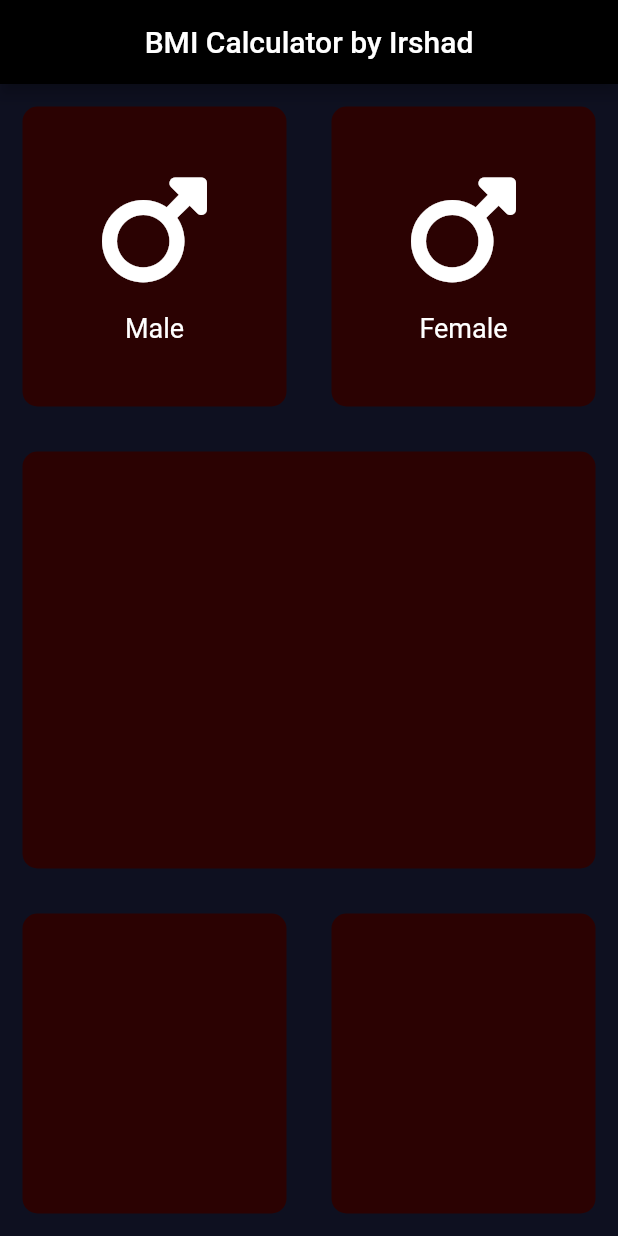
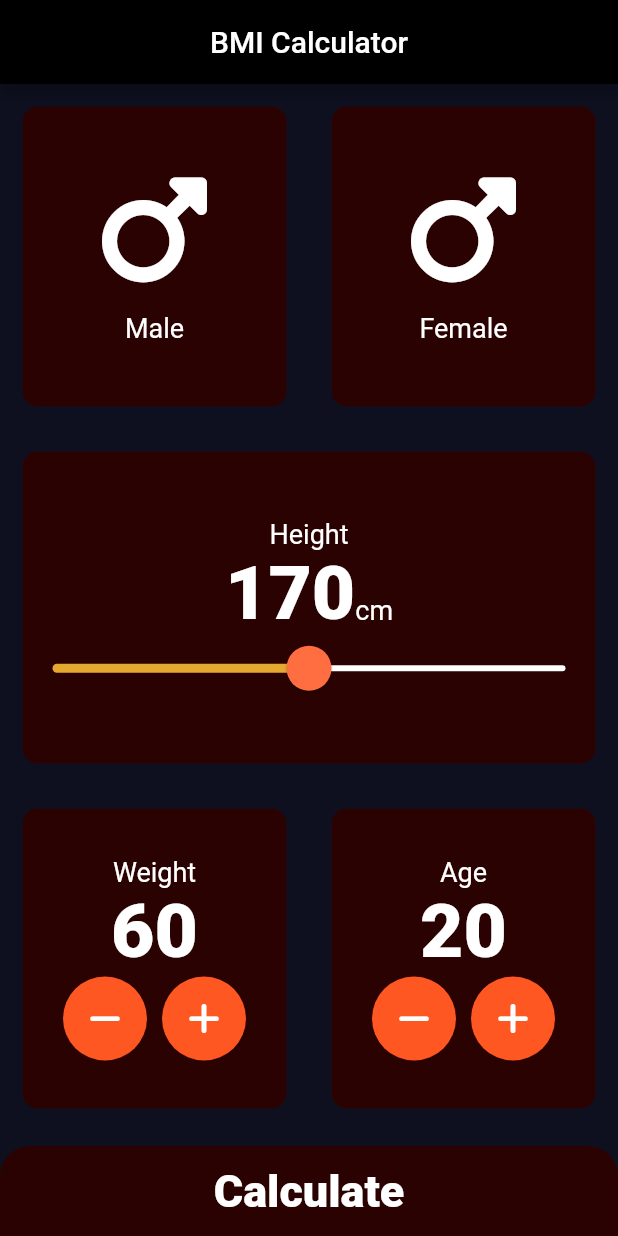
Before and after one commit to irshadahmadd/My-BMIC-App, a Flutter app: the screen it shows after launch, on a phone screen of 412 x 824 dp. Run offline on Flutter 3.47's test engine with Material 2 defaults, Android fonts, the phone set to English and light mode, and no system bars; our stand-ins replace font_awesome_flutter.

Commit message:
Finalized

```diff
--- /dev/null
+++ b/lib/calculator_brain.dart
@@ -0,0 +1,33 @@
+import 'dart:math';
+class CalculatorBrain{
+  CalculatorBrain({this.weight,this.height});
+ final int height;
+  final int weight;
+  String calculateBMI(){
+    _bmi=weight/pow(height/100, 2);
+    return _bmi.toStringAsFixed(1);
+  }
+  double _bmi;
+  String getResults(){
+    if(_bmi>=30) {
+      return "Obeous";
+    } else if(_bmi>=25) {
+      return "Over Weight";
+    } else if(_bmi>=22) {
+      return "Normal";
+    } else if(_bmi<=20){
+      return "Under Weight";
+    }
+  }
+  String getInterpretation(){
+    if(_bmi>=30) {
+      return "Your weight is too much high it can cause many diseases";
+    } else if(_bmi>=25) {
+      return "try to eat less and do exercise daily";
+    } else if(_bmi>=22) {
+      return "Good your weight is according to your age ";
+    } else if(_bmi<20){
+       return "Your weight is low try to eat more";
+    }
+  }
+}
--- /dev/null
+++ b/lib/canstants/canstants.dart
@@ -0,0 +1,13 @@
+import 'package:flutter/material.dart';
+
+const kactiveCardColor = Color(0xff2b0202);
+const kinactiveCardColor = Color(0xffe5a930);
+const labelTextStyle = TextStyle(color: Colors.white, fontSize: 18);
+const boltextstyle = TextStyle(fontSize: 50, fontWeight: FontWeight.w900);
+const kButtonColor=Colors.deepOrange;
+const ktitletextstyle=TextStyle(fontWeight: FontWeight.bold,fontSize: 50,);
+const kresulttextstyle=TextStyle(color: Color(0xff24D876),fontSize:20,
+    fontWeight:
+FontWeight.bold);
+const kBMItextstyle=TextStyle(fontSize: 60,fontWeight:
+FontWeight.bold);
--- /dev/null
+++ b/lib/components/bottem_button.dart
@@ -0,0 +1,33 @@
+import 'package:flutter/material.dart';
+
+import '../canstants/canstants.dart';
+class BottemButton extends StatelessWidget {
+  BottemButton({@required this.buttontitle,@required this.ontap});
+  final Function ontap;
+  final String buttontitle;
+  @override
+  Widget build(BuildContext context) {
+    return GestureDetector(
+      onTap: ontap,
+      child: Container(
+        decoration: const BoxDecoration(
+            color: kactiveCardColor,
+            borderRadius: BorderRadius.only(
+                topLeft: Radius.circular(20),
+                topRight: Radius.circular(20))),
+        width: double.infinity,
+        height: 60,
+        margin: const EdgeInsets.only(top: 10),
+        child:  Center(
+            child: Text(
+              buttontitle,
+              style: const TextStyle(
+                  color: Colors.white,
+                  fontSize: 30,
+                  fontWeight: FontWeight.w800),
+            ),
+        ),
+      ),
+    );
+  }
+}
--- a/lib/icons_contents.dart
+++ b/lib/components/icons_contents.dart
@@ -1,10 +1,7 @@
+import 'package:bmi_calc_by_irshad/canstants/canstants.dart';
 import 'package:flutter/material.dart';
 class IconContents extends StatelessWidget {
   const IconContents({Key key,this.iconsContents,this.title }) : super(key: key);
-  static const labelTextStyle=TextStyle(
-      color: Colors.white,
-      fontSize: 18
-  );
   final String title;
   final Widget iconsContents;
   @override
--- a/lib/reusible_card.dart
+++ b/lib/components/reusible_card.dart
@@ -1,5 +1,3 @@
-import 'dart:developer';
-
 import 'package:flutter/material.dart';
 class ReusibleCard extends StatelessWidget {
    const ReusibleCard({Key key, @required this.colour,this.onpress,this
--- /dev/null
+++ b/lib/components/round_icon_button.dart
@@ -0,0 +1,24 @@
+import 'package:flutter/material.dart';
+class RoundIconMyButton extends StatelessWidget {
+  const RoundIconMyButton(
+      {Key key, this.buttonColor, this.buttonIcon, this.onpress})
+      : super(key: key);
+  final Color buttonColor;
+  final Widget buttonIcon;
+  final Function onpress;
+
+  @override
+  Widget build(BuildContext context) {
+    return RawMaterialButton(
+      elevation: 0.0,
+      constraints: const BoxConstraints.tightFor(
+        height: 56,
+        width: 56,
+      ),
+      shape: const CircleBorder(),
+      fillColor: buttonColor,
+      onPressed: onpress,
+      child: buttonIcon,
+    );
+  }
+}
--- a/lib/imput_page.dart
+++ /dev/null
@@ -1,97 +0,0 @@
-import 'package:bmi_calc_by_irshad/icons_contents.dart';
-import 'package:bmi_calc_by_irshad/reusible_card.dart';
-import 'package:flutter/material.dart';
-import 'package:font_awesome_flutter/font_awesome_flutter.dart';
-
-enum Gender {
-  male,
-  female,
-}
-
-const activeCardColor = Color(0xff2b0202);
-const inactiveCardColor = Color(0xffe5a930);
-
-class InputPage extends StatefulWidget {
-  const InputPage({Key key}) : super(key: key);
-
-  @override
-  State<InputPage> createState() => _InputPageState();
-}
-
-class _InputPageState extends State<InputPage> {
-  Color malecardcolor = inactiveCardColor;
-  Color femalecardcolor = activeCardColor;
-  Gender selectedGender;
-
-  @override
-  Widget build(BuildContext context) {
-    return Scaffold(
-      appBar: AppBar(
-        backgroundColor: Colors.black,
-        centerTitle: true,
-        title: const Text("BMI Calculator by Irshad"),
-      ),
-      body: Column(
-        children: [
-          Row(
-            children: [
-              Expanded(
-                child: ReusibleCard(
-                  colour: selectedGender == Gender.male
-                      ? inactiveCardColor
-                      : activeCardColor,
-                  onpress: () {
-                      setState(() {
-                        selectedGender = Gender.male;
-                      });                  },
-                  cardChild: const IconContents(
-                    iconsContents: Icon(
-                      FontAwesomeIcons.mars,
-                      size: 80,
-                    ),
-                    title: "Male",
-                  ),
-                ),
-              ),
-              Expanded(
-                child: ReusibleCard(
-                  onpress: () {
-                    setState(() {
-                      selectedGender = Gender.female;
-                    });
-                  },
-                  colour: selectedGender == Gender.female
-                      ? inactiveCardColor
-                      : activeCardColor,
-                    cardChild: const IconContents(
-                      iconsContents: Icon(
-                        FontAwesomeIcons.mars,
-                        size: 80,
-                      ),
-                      title: "Female",
-                    ),
-                ),
-              ),
-            ],
-          ),
-          Expanded(
-            child: ReusibleCard(
-                colour: const Color(0xff2b0202), cardChild: Container()),
-          ),
-          Row(
-            children: [
-              Expanded(
-                child: ReusibleCard(
-                    colour: const Color(0xff2b0202), cardChild: Container()),
-              ),
-              Expanded(
-                child: ReusibleCard(
-                    colour: const Color(0xff2b0202), cardChild: Container()),
-              ),
-            ],
-          ),
-        ],
-      ),
-    );
-  }
-}
--- a/lib/main.dart
+++ b/lib/main.dart
@@ -1,13 +1,11 @@
-import 'package:bmi_calc_by_irshad/imput_page.dart';
+import 'package:bmi_calc_by_irshad/screens/imput_page.dart';
+import 'package:bmi_calc_by_irshad/screens/results_page.dart';
 import 'package:flutter/material.dart';
-
 void main() {
   runApp(const MyApp());
 }
-
 class MyApp extends StatelessWidget {
   const MyApp({Key key}) : super(key: key);
-
   // This widget is the root of your application.
   @override
   Widget build(BuildContext context) {
@@ -17,7 +15,12 @@ class MyApp extends StatelessWidget {
       theme: ThemeData.dark().copyWith(
         scaffoldBackgroundColor: const Color(0xFF0E1020),
       ),
-      home: const InputPage(),
+      initialRoute: '/frist',
+      routes: {
+        '/frist':(context) => const InputPage(),
+        '/resultspage':(context) =>  ResultsPage(),
+
+      },
     );
   }
 }
--- /dev/null
+++ b/lib/screens/imput_page.dart
@@ -0,0 +1,249 @@
+import 'package:bmi_calc_by_irshad/canstants/canstants.dart';
+import 'package:bmi_calc_by_irshad/components/bottem_button.dart';
+import 'package:bmi_calc_by_irshad/components/icons_contents.dart';
+import 'package:bmi_calc_by_irshad/components/reusible_card.dart';
+import 'package:bmi_calc_by_irshad/components/round_icon_button.dart';
+import 'package:bmi_calc_by_irshad/screens/results_page.dart';
+import 'package:flutter/material.dart';
+import 'package:font_awesome_flutter/font_awesome_flutter.dart';
+import 'package:bmi_calc_by_irshad/calculator_brain.dart';
+enum Gender {
+  male,
+  female,
+}
+
+class InputPage extends StatefulWidget {
+  const InputPage({Key key}) : super(key: key);
+
+  @override
+  State<InputPage> createState() => _InputPageState();
+}
+
+class _InputPageState extends State<InputPage> {
+  Color malecardcolor = kinactiveCardColor;
+  Color femalecardcolor = kactiveCardColor;
+  Gender selectedGender;
+  int height = 170;
+  int weight = 60;
+  int age = 20;
+
+  @override
+  Widget build(BuildContext context) {
+    return Scaffold(
+      appBar: AppBar(
+        backgroundColor: Colors.black,
+        centerTitle: true,
+        title: const Text("BMI Calculator"),
+      ),
+      body: Column(
+        crossAxisAlignment: CrossAxisAlignment.stretch,
+        children: [
+          Row(
+            children: [
+              Expanded(
+                child: ReusibleCard(
+                  colour: selectedGender == Gender.male
+                      ? kinactiveCardColor
+                      : kactiveCardColor,
+                  onpress: () {
+                    setState(() {
+                      selectedGender = Gender.male;
+                    });
+                  },
+                  cardChild: const IconContents(
+                    iconsContents: Icon(
+                      FontAwesomeIcons.mars,
+                      size: 80,
+                    ),
+                    title: "Male",
+                  ),
+                ),
+              ),
+              Expanded(
+                child: ReusibleCard(
+                  onpress: () {
+                    setState(() {
+                      selectedGender = Gender.female;
+                    });
+                  },
+                  colour: selectedGender == Gender.female
+                      ? kinactiveCardColor
+                      : kactiveCardColor,
+                  cardChild: const IconContents(
+                    iconsContents: Icon(
+                      FontAwesomeIcons.mars,
+                      size: 80,
+                    ),
+                    title: "Female",
+                  ),
+                ),
+              ),
+            ],
+          ),
+          Expanded(
+            child: ReusibleCard(
+              colour: const Color(0xff2b0202),
+              cardChild: Column(
+                mainAxisAlignment: MainAxisAlignment.center,
+                children: [
+                  const SizedBox(
+                    height: 1,
+                  ),
+                  const Text(
+                    "Height",
+                    style: labelTextStyle,
+                  ),
+                  Row(
+                    mainAxisAlignment: MainAxisAlignment.center,
+                    crossAxisAlignment: CrossAxisAlignment.baseline,
+                    textBaseline: TextBaseline.alphabetic,
+                    children: [
+                      Text(
+                        height.toString(),
+                        style: boltextstyle,
+                      ),
+                      const Text(
+                        "cm",
+                        style: labelTextStyle,
+                      ),
+                    ],
+                  ),
+                  SliderTheme(
+                    data: SliderTheme.of(context).copyWith(
+                      thumbColor: Colors.deepOrangeAccent,
+                      activeTrackColor: kinactiveCardColor,
+                      inactiveTrackColor: Colors.white,
+                      overlayColor: Colors.greenAccent,
+                      thumbShape:
+                          const RoundSliderThumbShape(enabledThumbRadius: 15.0),
+                      overlayShape:
+                          const RoundSliderOverlayShape(overlayRadius: 20),
+                    ),
+                    child: Slider(
+                        value: height.toDouble(),
+                        min: 120,
+                        max: 220,
+                        onChanged: (double newValue) {
+                          setState(() {
+                            height = newValue.round();
+                          });
+                        }),
+                  ),
+                ],
+              ),
+            ),
+          ),
+          Row(
+            children: [
+              Expanded(
+                child: ReusibleCard(
+                    colour: const Color(0xff2b0202),
+                    cardChild: Column(
+                      mainAxisAlignment: MainAxisAlignment.center,
+                      children: [
+                        const Text(
+                          "Weight",
+                          style: labelTextStyle,
+                        ),
+                        Text(
+                          weight.toString(),
+                          style: boltextstyle,
+                        ),
+                        Row(
+                          mainAxisAlignment: MainAxisAlignment.center,
+                          children: [
+                            RoundIconMyButton(
+                              buttonColor: kButtonColor,
+                              buttonIcon: const FaIcon(
+                                FontAwesomeIcons.minus,
+                              ),
+                              onpress: () {
+                                setState(() {
+                                  weight--;
+                                });
+                              },
+                            ),
+                            const SizedBox(
+                              width: 10,
+                            ),
+                            RoundIconMyButton(
+                              buttonColor: kButtonColor,
+                              buttonIcon: const FaIcon(
+                                FontAwesomeIcons.plus,
+                              ),
+                              onpress: () {
+                                setState(() {
+                                  weight++;
+                                });
+                              },
+                            ),
+                          ],
+                        )
+                      ],
+                    )),
+              ),
+              Expanded(
+                child: ReusibleCard(
+                    colour: const Color(0xff2b0202),
+                    cardChild: Column(
+                      mainAxisAlignment: MainAxisAlignment.center,
+                      children: [
+                        const Text(
+                          "Age",
+                          style: labelTextStyle,
+                        ),
+                        Text(
+                          age.toString(),
+                          style: boltextstyle,
+                        ),
+                        Row(
+                          mainAxisAlignment: MainAxisAlignment.center,
+                          children: [
+                            RoundIconMyButton(
+                              buttonColor: kButtonColor,
+                              buttonIcon: const FaIcon(
+                                FontAwesomeIcons.minus,
+                              ),
+                              onpress: () {
+                                setState(() {
+                                  age--;
+                                });
+                              },
+                            ),
+                            const SizedBox(
+                              width: 10,
+                            ),
+                            RoundIconMyButton(
+                              buttonColor: kButtonColor,
+                              buttonIcon: const FaIcon(
+                                FontAwesomeIcons.plus,
+                              ),
+                              onpress: () {
+                                setState(() {
+                                  age++;
+                                });
+                              },
+                            ),
+                          ],
+                        )
+                      ],
+                    )),
+              ),
+            ],
+          ),
+          BottemButton(ontap: (){
+           CalculatorBrain calc=CalculatorBrain(weight: weight, height: height);
+            Navigator.push(context, MaterialPageRoute(builder: (context)=>ResultsPage(
+              bmiresult:calc.calculateBMI() ,
+              resultstext: calc.getResults(),
+              interpretation: calc.getInterpretation(),
+            )));
+          },
+          buttontitle: "Calculate",
+          ),
+
+        ],
+      ),
+    );
+  }
+}
```
Also changed, not shown: lib/screens/results_page.dart (added, +67 -0 lines).
